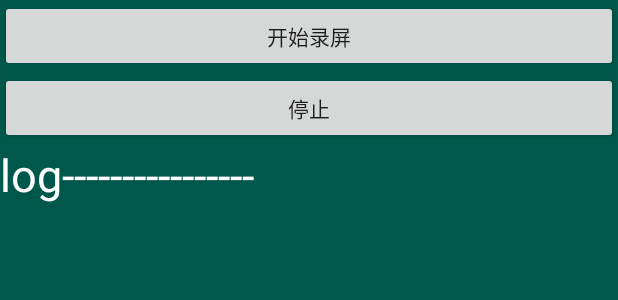
After one commit to orient33/demoKotlin, an Android app: the layout fragment_recorder.xml on its own in the app's theme, with its tools: preview values and no code run, on a phone screen of 412 x 824 dp. The commit adds this screen. Shown: the top 300 px of the screen. Run offline under Robolectric (Android 15) with nearby library versions, the phone set to English and light mode, and no system bars.

Commit message:
add ScreenRecord Demo use MediaProjectManager.

```diff
--- a/app/build.gradle
+++ b/app/build.gradle
@@ -52,6 +52,7 @@ dependencies {
     implementation 'com.github.bumptech.glide:glide:4.8.0'
     kapt 'com.github.bumptech.glide:compiler:4.8.0'
     implementation 'com.airbnb.android:lottie:2.7.0'
+    implementation 'pub.devrel:easypermissions:2.0.1'//androidX时候使用版本 3.0.0
     //方便调试,查看数据库的.可以在PC上直接浏览db,,不需要每次pull出来文件.
     debugImplementation 'com.amitshekhar.android:debug-db:1.0.6'
 
--- a/app/src/main/AndroidManifest.xml
+++ b/app/src/main/AndroidManifest.xml
@@ -9,6 +9,7 @@
     <uses-permission android:name="android.permission.REQUEST_INSTALL_PACKAGES" />
     <uses-permission android:name="android.permission.ACCESS_FINE_LOCATION" />
     <uses-permission android:name="android.permission.ACCESS_COARSE_LOCATION" />
+    <uses-permission android:name="android.permission.RECORD_AUDIO" />
     <uses-permission
         android:name="android.permission.INSTALL_LOCATION_PROVIDER"
         tools:ignore="ProtectedPermissions" />
--- /dev/null
+++ b/app/src/main/res/layout/fragment_recorder.xml
@@ -0,0 +1,32 @@
+<?xml version="1.0" encoding="utf-8"?>
+<LinearLayout xmlns:android="http://schemas.android.com/apk/res/android"
+    xmlns:tools="http://schemas.android.com/tools"
+    android:layout_width="match_parent"
+    android:layout_height="match_parent"
+    android:background="@color/colorPrimaryDark"
+    android:clickable="true"
+    android:orientation="vertical"
+    tools:ignore="HardcodedText">
+
+    <Button
+        android:id="@+id/start"
+        android:layout_width="match_parent"
+        android:layout_height="wrap_content"
+        android:text="开始录屏" />
+
+    <Button
+        android:id="@+id/stop"
+        android:layout_width="match_parent"
+        android:layout_height="wrap_content"
+        android:text="停止" />
+
+    <TextView
+        android:id="@+id/text"
+        android:layout_width="match_parent"
+        android:layout_height="wrap_content"
+        android:gravity="start"
+        android:textColor="#fff"
+        android:textSize="30sp"
+        tools:text="log----------------" />
+
+</LinearLayout>
--- a/lib/build.gradle
+++ b/lib/build.gradle
@@ -9,7 +9,7 @@ dependencies {
     implementation "io.reactivex.rxjava2:rxjava:2.2.5"
     implementation 'com.google.code.gson:gson:2.8.5'
     implementation "org.jetbrains.kotlin:kotlin-stdlib-jdk8"
-    implementation "org.jetbrains.kotlinx:kotlinx-coroutines-core:1.0.1"
+    implementation "org.jetbrains.kotlinx:kotlinx-coroutines-core:1.1.1"
 }
 
 sourceCompatibility = "8"
```
Also changed, not shown: app/src/main/java/com/example/TopUtil.kt (+19 -1 lines), app/src/main/java/com/example/kotlindemo/MainActivity.kt (+1 -10 lines), app/src/main/java/com/example/screenrecoder/RecorderFragment.kt (added, +104 -0 lines), app/src/main/java/com/example/screenrecoder/RecorderTool.kt (added, +118 -0 lines), build.gradle (+7 -5 lines), gradle/wrapper/gradle-wrapper.properties.
